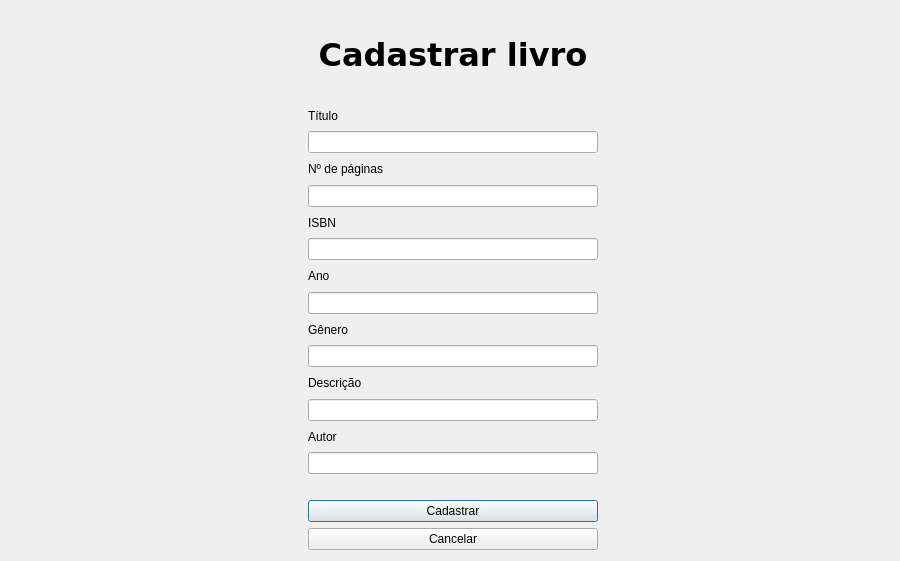
Old version of the form cadastrar_livro.ui in the repository adrianorocha-dev/PiltoverLibrary.
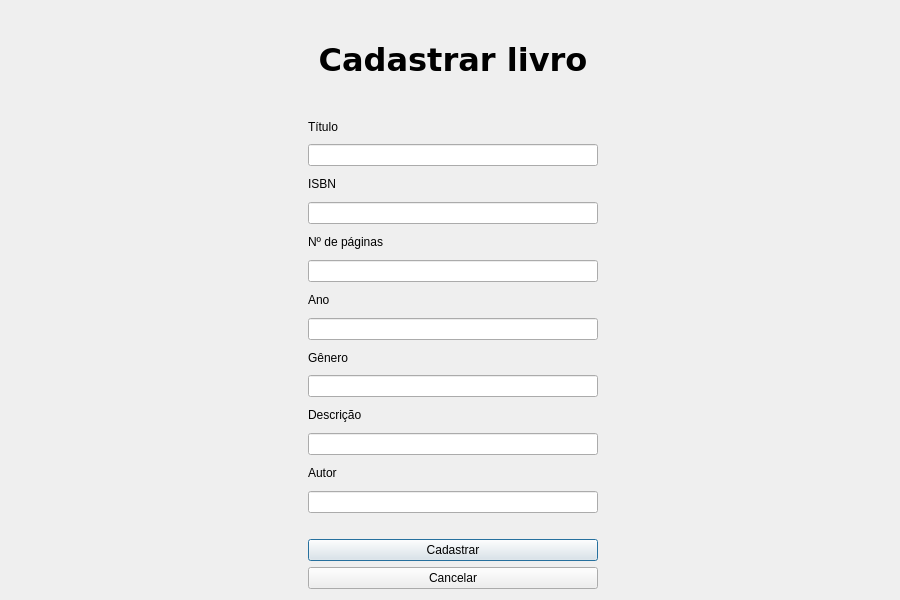
New version of the form. Icons and pictures are not drawn.

Commit message: Nome de variável número de páginas corrigido

What changed in the file:
```diff
--- a/cadastrar_livro.ui
+++ b/cadastrar_livro.ui
@@ -10,7 +10,7 @@
     <x>0</x>
     <y>0</y>
     <width>900</width>
-    <height>561</height>
+    <height>600</height>
    </rect>
   </property>
   <property name="windowTitle">
@@ -63,7 +63,7 @@
     <widget class="QLineEdit" name="lineEdit_ano"/>
    </item>
    <item row="8" column="2">
-    <widget class="QLineEdit" name="lineEdit_ISBN"/>
+    <widget class="QLineEdit" name="lineEdit_numerodepaginas"/>
    </item>
    <item row="19" column="2">
     <widget class="QPushButton" name="pushButton_cancelar">
@@ -89,7 +89,7 @@
    <item row="7" column="2">
     <widget class="QLabel" name="label_2">
      <property name="text">
-      <string>ISBN</string>
+      <string>Nº de páginas</string>
      </property>
     </widget>
    </item>
@@ -115,7 +115,7 @@
    <item row="5" column="2">
     <widget class="QLabel" name="label_editora">
      <property name="text">
-      <string>Nº de páginas</string>
+      <string>ISBN</string>
      </property>
     </widget>
    </item>
@@ -183,7 +183,7 @@
     </widget>
    </item>
    <item row="6" column="2">
-    <widget class="QLineEdit" name="lineEdit_numerodepaginas"/>
+    <widget class="QLineEdit" name="lineEdit_ISBN"/>
    </item>
    <item row="1" column="2">
     <widget class="QLabel" name="label">
```
The commit also changes 2 other files.
